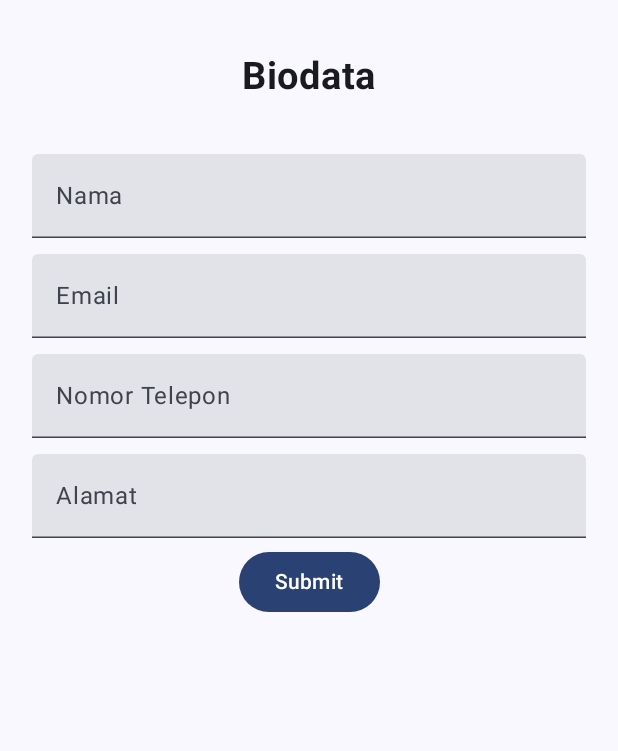
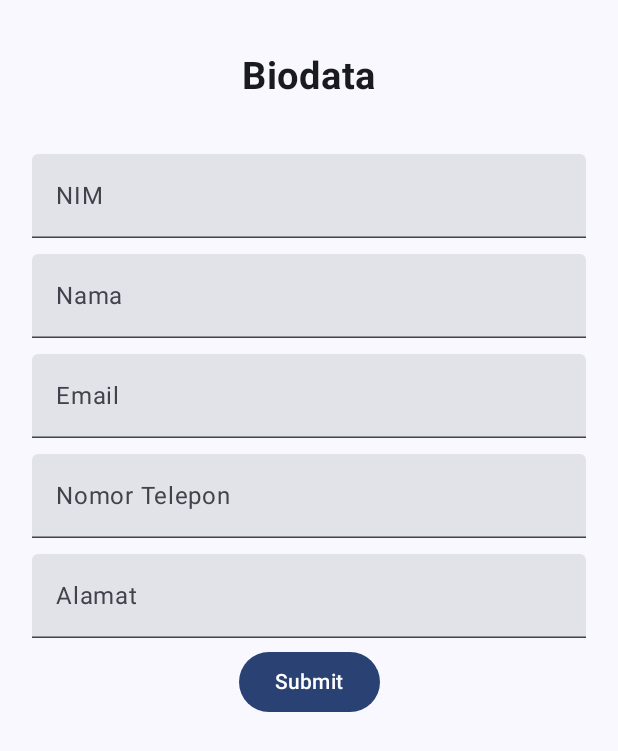
Before and after one commit to veresoora/QuestNavigasiMVVM_016, an Android app built with Jetpack Compose: the composable FormMahasiswaView called with empty values, on a phone screen of 412 x 824 dp. Shown: the top 751 px of the screen. Run offline under Robolectric (Android 15) with nearby library versions, the phone set to English and light mode, and no system bars.

Commit message:
menambahkan textfield untuk nim

```diff
--- a/app/src/main/java/com/nadia/pertemuan6/ui/view/FormMhsView.kt
+++ b/app/src/main/java/com/nadia/pertemuan6/ui/view/FormMhsView.kt
@@ -54,6 +54,17 @@ fun FormMahasiswaView(
     ) {
         Text("Biodata", fontSize = 25.sp, fontWeight = FontWeight.Bold)
         Spacer(modifier = Modifier.padding(16.dp))
+        TextField(
+            modifier = Modifier.fillMaxWidth().padding(5.dp),
+            value = nim,
+            onValueChange = {nim = it},
+            label = {
+                Text("NIM")
+            },
+            placeholder = {
+                Text("Masukkan NIM Anda")
+            }
+        )
         TextField(
             modifier = Modifier.fillMaxWidth().padding(5.dp),
             value = nama,
```
